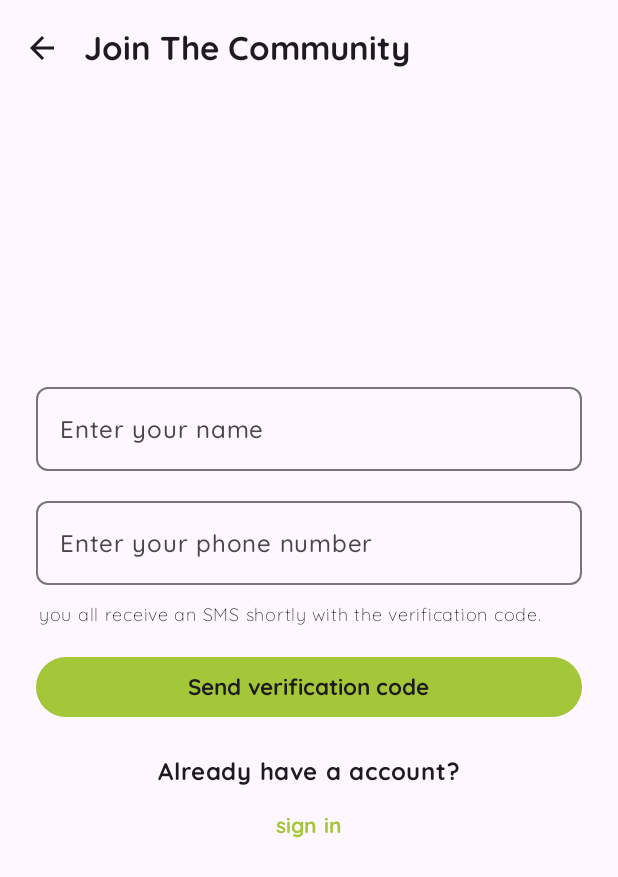
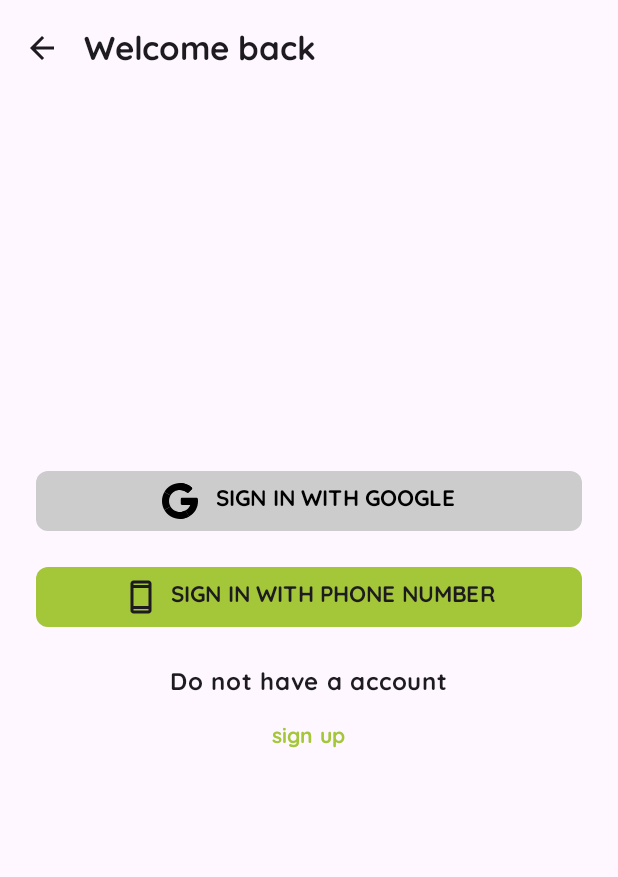
Before and after one commit to HITARTH-GOHEL15/KP, an Android app built with Jetpack Compose: the SignInScreen screen opened through its navigation route, on a phone screen of 412 x 824 dp. Shown: the top 877 px of the screen. Run offline under Robolectric (Android 15) with nearby library versions, the phone set to English and light mode, and no system bars.

Commit message:
Solved signUp and signIn Screen issues

```diff
--- a/app/src/main/java/com/example/plantdiseasedetector/presentation/Knowledge/KnowledgeArticleListScreen.kt
+++ b/app/src/main/java/com/example/plantdiseasedetector/presentation/Knowledge/KnowledgeArticleListScreen.kt
@@ -17,7 +17,6 @@ import androidx.compose.foundation.lazy.items
 import androidx.compose.material.icons.Icons
 import androidx.compose.material.icons.automirrored.filled.ArrowBack
 import androidx.compose.material.icons.filled.Search
-import androidx.compose.material.icons.filled.Star
 import androidx.compose.material3.ExperimentalMaterial3Api
 import androidx.compose.material3.Icon
 import androidx.compose.material3.IconButton
@@ -40,11 +39,8 @@ import androidx.compose.ui.tooling.preview.Preview
 import androidx.compose.ui.unit.dp
 import androidx.navigation.NavController
 import com.example.plantdiseasedetector.R
-import com.example.plantdiseasedetector.presentation.ask_Hub.AskListBoxScreen
 import com.example.plantdiseasedetector.domain.Articles
-import com.example.plantdiseasedetector.domain.AskQuestion
 import com.example.plantdiseasedetector.navigation.Screens
-import com.example.plantdiseasedetector.presentation.home.DropDownMenu
 import com.example.plantdiseasedetector.ui.theme.PlantDiseaseDetectorTheme
 import com.example.plantdiseasedetector.ui.theme.quicksand_bold
 import com.example.plantdiseasedetector.ui.theme.quicksand_medium
@@ -70,7 +66,7 @@ fun KnowledgeArticleListScreen(
                             shape = MaterialTheme.shapes.extraLarge,
                             placeholder = {
                                 Text(
-                                    text = "search",
+                                    text = "Search",
                                     fontFamily = quicksand_medium,
                                     fontWeight = FontWeight.SemiBold
                                 )
--- a/app/src/main/java/com/example/plantdiseasedetector/presentation/Profile/ProfileScreen.kt
+++ b/app/src/main/java/com/example/plantdiseasedetector/presentation/Profile/ProfileScreen.kt
@@ -110,7 +110,7 @@ fun ProfileScreen(
                 modifier = Modifier,
                 username = username,
                 onSignUpButtonClick = {
-                    navController.navigate(Screens.SignInScreenRoute.route)
+                    navController.navigate(Screens.SignUpScreenRoute.route)
                 }
             )
             Spacer(modifier = Modifier.padding(40.dp))
--- a/app/src/main/java/com/example/plantdiseasedetector/presentation/authentication/SignInScreen.kt
+++ b/app/src/main/java/com/example/plantdiseasedetector/presentation/authentication/SignInScreen.kt
@@ -9,6 +9,7 @@ import androidx.compose.foundation.layout.fillMaxSize
 import androidx.compose.foundation.layout.fillMaxWidth
 import androidx.compose.foundation.layout.height
 import androidx.compose.foundation.layout.padding
+import androidx.compose.foundation.layout.size
 import androidx.compose.material.icons.Icons
 import androidx.compose.material.icons.automirrored.filled.ArrowBack
 import androidx.compose.material.icons.filled.AccountCircle
@@ -59,7 +60,7 @@ fun SignInScreen(navController: NavController) {
             TopAppBar(
                 title = {
                     Text(
-                        text = stringResource(R.string.join_com),
+                        text = stringResource(R.string.welcome_back),
                         fontFamily = quicksand_bold,
                         fontWeight = FontWeight.ExtraBold,
                         modifier = Modifier
@@ -86,50 +87,47 @@ fun SignInScreen(navController: NavController) {
                 .fillMaxSize(),
             contentAlignment = Alignment.Center
         ) {
-            SignInInfo(
-                onSignInClick = {
-                    navController.navigate(Screens.SignUpScreenRoute.route)
-                },
-                onSendVerificationbuttonClick = {}
+            Column(
+                modifier = Modifier
+                    .fillMaxWidth()
+            ) {
+                Button(
+                    onClick = {},
+                    shape = MaterialTheme.shapes.small,
+                    colors = ButtonColors(
+                        containerColor = Color.LightGray,
+                        contentColor = MaterialTheme.colorScheme.onBackground,
+                        disabledContainerColor = Color.LightGray,
+                        disabledContentColor =  Color.LightGray
+                    ),
+                    modifier = Modifier
+                        .padding(start = 24.dp , end = 24.dp)
+                        .fillMaxWidth()
+                ) {
+                    Row {
+                        Icon(
+                            painter = painterResource(R.drawable.google_svgrepo_com__1_),
+                            contentDescription = "Google_icon",
+                            tint = Color.Black,
+                            modifier = Modifier
+                                .size(24.dp)
+                        )
+                        Spacer(modifier = Modifier.padding(6.dp))
+                        Text(
+                            text = stringResource(R.string.google_signUp),
+                            fontFamily = quicksand_bold,
+                            color = Color.Black,
+                            fontWeight = FontWeight.ExtraBold,
+                            fontSize = 15.sp
                         )
                     }
                 }
-}
+                Spacer(modifier = Modifier.padding(8.dp))
+                Button(
+                    onClick = {
 
-@Composable
-fun SignInInfo(
-    onSendVerificationbuttonClick: () -> Unit,
-    onSignInClick : () -> Unit
-) {
-    Box(
-        modifier = Modifier
-            .fillMaxWidth()
-    ) {
-        Column {
-            SignInTextField(
-                text = stringResource(R.string.name_signIn_string),
-            )
-            Spacer(modifier = Modifier.padding(6.dp))
-            SignInTextField(
-                text = stringResource(R.string.phone_signIn_string),
-            )
-            Spacer(modifier = Modifier.padding(4.dp))
-            Box(
-                modifier = Modifier
-                    .fillMaxWidth(),
-            ) {
-                Text(
-                    text = stringResource(R.string.sms_verification_note_signIn),
-                    fontFamily = quicksand_light,
-                    fontWeight = FontWeight.Light,
-                    fontSize = 12.sp,
-                    modifier = Modifier
-                        .padding(start = 26.dp)
-                )
-            }
-            Spacer(modifier = Modifier.padding(6.dp))
-            Button(
-                onClick = onSendVerificationbuttonClick,
+                    },
+                    shape = MaterialTheme.shapes.small,
                     colors = ButtonColors(
                         containerColor = MaterialTheme.colorScheme.primary,
                         contentColor = MaterialTheme.colorScheme.onBackground,
@@ -140,12 +138,19 @@ fun SignInInfo(
                         .padding(start = 24.dp , end = 24.dp)
                         .fillMaxWidth()
                 ) {
+                    Row {
+                        Icon(
+                            painter = painterResource(R.drawable.smartphone_24dp_e8eaed_fill0_wght400_grad0_opsz24),
+                            contentDescription = "Google_icon"
+                        )
+                        Spacer(modifier = Modifier.padding(4.dp))
                         Text(
-                    text = stringResource(R.string.signIn_button_string),
+                            text = stringResource(R.string.phone_signUp),
                             fontFamily = quicksand_bold,
-                    fontWeight = FontWeight.Light,
+                            fontWeight = FontWeight.ExtraBold,
                             fontSize = 15.sp
                         )
+                    }
                 }
                 Spacer(modifier = Modifier.padding(10.dp))
                 Box(
@@ -154,7 +159,7 @@ fun SignInInfo(
                     contentAlignment = Alignment.Center
                 ) {
                     Text(
-                    text = stringResource(R.string.already_account_for_signIn),
+                        text = stringResource(R.string.signup_account_string),
                         fontFamily = quicksand_bold,
                         fontWeight = FontWeight.Bold
                     )
@@ -165,13 +170,15 @@ fun SignInInfo(
                     contentAlignment = Alignment.Center
                 ) {
                     Button(
-                    onClick = onSignInClick,
+                        onClick = {
+                            navController.navigate(Screens.SignUpScreenRoute.route)
+                        },
                         colors = ButtonDefaults.textButtonColors(
                             containerColor = Color.Transparent
                         )
                     ) {
                         Text(
-                        text = stringResource(R.string.signIn),
+                            text = stringResource(R.string.signUp),
                             fontFamily = quicksand_bold,
                             fontWeight = FontWeight.ExtraBold
                         )
@@ -180,36 +187,6 @@ fun SignInInfo(
             }
         }
     }
-
-@Composable
-fun SignInTextField(
-    text: String,
-) {
-    OutlinedTextField(
-        value = "",
-        onValueChange = {},
-        shape = MaterialTheme.shapes.small,
-        label = {
-            Text(
-                text = text,
-                fontFamily = quicksand_medium,
-                fontWeight = FontWeight.SemiBold
-            )
-        },
-        placeholder = {
-            Row {
-                Text(
-                    text = text,
-                    fontFamily = quicksand_medium,
-                    fontWeight = FontWeight.SemiBold
-                )
-            }
-        },
-        modifier = Modifier
-            .fillMaxWidth()
-            .padding(start = 24.dp , end = 24.dp),
-        singleLine = true,
-    )
 }
 
 @Preview
--- a/app/src/main/java/com/example/plantdiseasedetector/presentation/ask_Hub/AskListBoxEditScreen.kt
+++ b/app/src/main/java/com/example/plantdiseasedetector/presentation/chat_Hub/AskListBoxEditScreen.kt
@@ -1,10 +1,8 @@
-package com.example.plantdiseasedetector.presentation.ask_Hub
+package com.example.plantdiseasedetector.presentation.chat_Hub
 
 import android.annotation.SuppressLint
-import androidx.compose.foundation.border
 import androidx.compose.foundation.layout.Box
 import androidx.compose.foundation.layout.Column
-import androidx.compose.foundation.layout.Row
 import androidx.compose.foundation.layout.Spacer
 import androidx.compose.foundation.layout.height
 import androidx.compose.foundation.layout.padding
@@ -25,7 +23,6 @@ import androidx.compose.material3.TopAppBar
 import androidx.compose.runtime.Composable
 import androidx.compose.ui.Alignment
 import androidx.compose.ui.Modifier
-import androidx.compose.ui.graphics.Color
 import androidx.compose.ui.res.painterResource
 import androidx.compose.ui.text.font.FontWeight
 import androidx.compose.ui.tooling.preview.Preview
--- a/app/src/main/java/com/example/plantdiseasedetector/presentation/ask_Hub/AskListBoxScreen.kt
+++ b/app/src/main/java/com/example/plantdiseasedetector/presentation/chat_Hub/AskListBoxScreen.kt
@@ -1,4 +1,4 @@
-package com.example.plantdiseasedetector.presentation.ask_Hub
+package com.example.plantdiseasedetector.presentation.chat_Hub
 
 import androidx.compose.foundation.Image
 import androidx.compose.foundation.background
@@ -20,15 +20,11 @@ import androidx.compose.material3.Text
 import androidx.compose.runtime.Composable
 import androidx.compose.ui.Alignment
 import androidx.compose.ui.Modifier
-import androidx.compose.ui.draw.shadow
-import androidx.compose.ui.graphics.Color
 import androidx.compose.ui.graphics.painter.Painter
-import androidx.compose.ui.res.painterResource
 import androidx.compose.ui.text.font.FontWeight
 import androidx.compose.ui.tooling.preview.Preview
 import androidx.compose.ui.unit.dp
 import androidx.navigation.NavController
-import com.example.plantdiseasedetector.R
 import com.example.plantdiseasedetector.navigation.Screens
 import com.example.plantdiseasedetector.ui.theme.PlantDiseaseDetectorTheme
 import com.example.plantdiseasedetector.ui.theme.quicksand_bold
--- a/app/src/main/java/com/example/plantdiseasedetector/presentation/ask_Hub/AskListItemScreen.kt
+++ b/app/src/main/java/com/example/plantdiseasedetector/presentation/chat_Hub/AskListItemScreen.kt
@@ -1,4 +1,4 @@
-package com.example.plantdiseasedetector.presentation.ask_Hub
+package com.example.plantdiseasedetector.presentation.chat_Hub
 
 import android.annotation.SuppressLint
 import androidx.compose.foundation.background
--- a/app/src/main/java/com/example/plantdiseasedetector/presentation/ask_Hub/AskScreen.kt
+++ b/app/src/main/java/com/example/plantdiseasedetector/presentation/chat_Hub/AskScreen.kt
@@ -1,4 +1,4 @@
-package com.example.plantdiseasedetector.presentation.ask_Hub
+package com.example.plantdiseasedetector.presentation.chat_Hub
 
 import android.annotation.SuppressLint
 import androidx.compose.foundation.background
@@ -9,7 +9,6 @@ import androidx.compose.foundation.layout.fillMaxSize
 import androidx.compose.foundation.layout.fillMaxWidth
 import androidx.compose.foundation.layout.height
 import androidx.compose.foundation.layout.padding
-import androidx.compose.foundation.layout.size
 import androidx.compose.foundation.layout.width
 import androidx.compose.foundation.lazy.LazyColumn
 import androidx.compose.foundation.lazy.items
@@ -32,7 +31,6 @@ import androidx.compose.runtime.getValue
 import androidx.compose.runtime.mutableStateOf
 import androidx.compose.runtime.remember
 import androidx.compose.runtime.setValue
-import androidx.compose.ui.Alignment
 import androidx.compose.ui.Modifier
 import androidx.compose.ui.focus.FocusRequester
 import androidx.compose.ui.focus.focusRequester
--- a/app/src/main/java/com/example/plantdiseasedetector/presentation/home/HomeScreen.kt
+++ b/app/src/main/java/com/example/plantdiseasedetector/presentation/home/HomeScreen.kt
@@ -54,7 +54,7 @@ import com.example.plantdiseasedetector.R
 import com.example.plantdiseasedetector.navigation.Screens
 import com.example.plantdiseasedetector.presentation.Knowledge.KnowledgeScreen
 import com.example.plantdiseasedetector.presentation.Profile.ProfileScreen
-import com.example.plantdiseasedetector.presentation.ask_Hub.AskScreen
+import com.example.plantdiseasedetector.presentation.chat_Hub.AskScreen
 import com.example.plantdiseasedetector.presentation.imageDiagnosis.ImageDiagnosisScreen
 import com.example.plantdiseasedetector.ui.theme.quicksand_bold
 import com.example.plantdiseasedetector.ui.theme.quicksand_light
--- a/app/src/main/res/values/strings.xml
+++ b/app/src/main/res/values/strings.xml
@@ -37,8 +37,8 @@
     <string name="signIn_button_string">Send verification code</string>
     <string name="signIn">sign in</string>
     <string name="welcome_back">Welcome back</string>
-    <string name="google_signUp">SIGN UP WITH GOOGLE</string>
-    <string name="phone_signUp">SIGN UP WITH PHONE NUMBER</string>
+    <string name="google_signUp">SIGN IN WITH GOOGLE</string>
+    <string name="phone_signUp">SIGN IN WITH PHONE NUMBER</string>
     <string name="signUp">sign up</string>
     <string name="signup_account_string">Do not have a account</string>
     <string name="feedback_string">How is your experience with our app?</string>
```
Also changed, not shown: app/src/main/java/com/example/plantdiseasedetector/navigation/NavGraph.kt (+4 -6 lines), app/src/main/java/com/example/plantdiseasedetector/presentation/authentication/SignUpScreen.kt (+75 -47 lines). Lines whose indentation alone changed are shown as unchanged.
